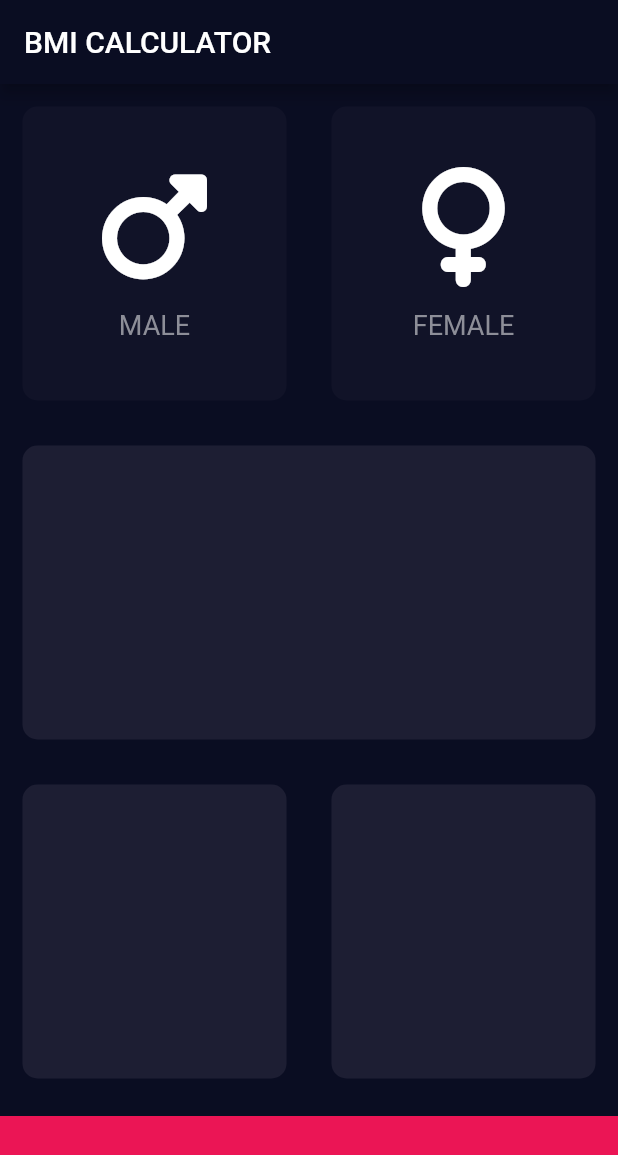
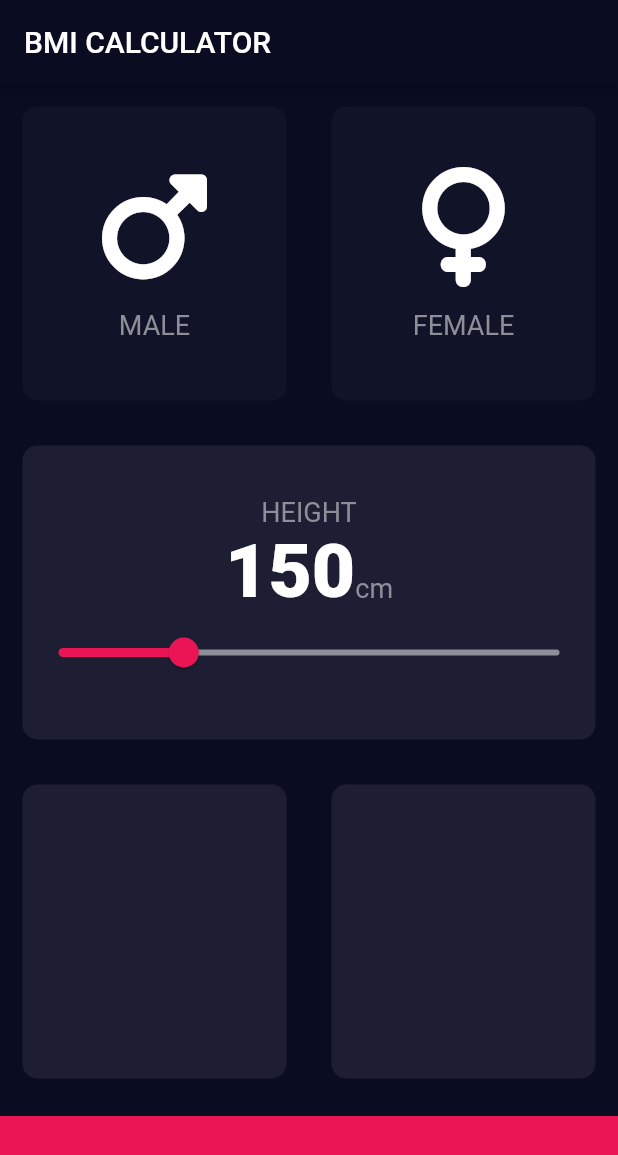
Before and after one commit to OstrichFarmer/bmi---calculator, a Flutter app: the screen it shows after launch, on a phone screen of 412 x 824 dp. Shown: the top 1155 px of the screen. Run offline on Flutter 3.47's test engine with Material 2 defaults, Android fonts, the phone set to English and light mode, and no system bars; our stand-ins replace font_awesome_flutter.

```diff
--- a/lib/card_content.dart
+++ b/lib/card_content.dart
@@ -20,7 +20,7 @@ class CardContent extends StatelessWidget {
         ),
         Text(
           label,
-          style: labelTextStyle,
+          style: kLabelTextStyle,
         ),
       ],
     );
--- a/lib/constants.dart
+++ b/lib/constants.dart
@@ -1,11 +1,15 @@
 import 'package:flutter/material.dart';
 
-const bottomContainerHeight = 80.0;
-const activeCardColor = Color(0xFF1d1e33);
-const inactiveCardColor = Color(0xFF111328);
-const bottomContainerColor = Color(0xFFeb1555);
+const kBottomContainerHeight = 80.0;
+const kActiveCardColor = Color(0xFF1d1e33);
+const kInactiveCardColor = Color(0xFF111328);
+const kBottomContainerColor = Color(0xFFeb1555);
+const kMinimumHeight = 100.0;
+const kMaximumHeight = 300.0;
 
-const labelTextStyle = TextStyle(
+const kLabelTextStyle = TextStyle(
   fontSize: 18,
   color: Color(0xFF8d8e98),
 );
+
+const kNumberTextStyle = TextStyle(fontSize: 50.0, fontWeight: FontWeight.w900);
--- a/lib/input_page.dart
+++ b/lib/input_page.dart
@@ -1,5 +1,4 @@
 import '../../constants.dart';
-
 import '../../card_content.dart';
 import '../../reusable_card.dart';
 import 'package:flutter/material.dart';
@@ -17,6 +16,7 @@ class InputPage extends StatefulWidget {
 
 class _InputPageState extends State<InputPage> {
   Gender selectedGender;
+  int height = 150;
 
   @override
   Widget build(BuildContext context) {
@@ -25,6 +25,7 @@ class _InputPageState extends State<InputPage> {
           title: const Text('BMI CALCULATOR'),
         ),
         body: Column(
+          crossAxisAlignment: CrossAxisAlignment.stretch,
           children: [
             Expanded(
                 child: Row(
@@ -41,8 +42,8 @@ class _InputPageState extends State<InputPage> {
                       label: 'MALE',
                     ),
                     colour: selectedGender == Gender.male
-                        ? activeCardColor
-                        : inactiveCardColor,
+                        ? kActiveCardColor
+                        : kInactiveCardColor,
                   ),
                 ),
                 Expanded(
@@ -57,14 +58,46 @@ class _InputPageState extends State<InputPage> {
                     label: 'FEMALE',
                   ),
                   colour: selectedGender == Gender.female
-                      ? activeCardColor
-                      : inactiveCardColor,
+                      ? kActiveCardColor
+                      : kInactiveCardColor,
                 ))
               ],
             )),
             Expanded(
               child: ReuseableCard(
-                colour: activeCardColor,
+                colour: kActiveCardColor,
+                cardChild: Column(
+                  mainAxisAlignment: MainAxisAlignment.center,
+                  children: [
+                    const Text(
+                      'HEIGHT',
+                      style: kLabelTextStyle,
+                    ),
+                    Row(
+                      mainAxisAlignment: MainAxisAlignment.center,
+                      crossAxisAlignment: CrossAxisAlignment.baseline,
+                      textBaseline: TextBaseline.alphabetic,
+                      children: [
+                        Text(height.toString(), style: kNumberTextStyle),
+                        const Text(
+                          'cm',
+                          style: kLabelTextStyle,
+                        )
+                      ],
+                    ),
+                    Slider(
+                        activeColor: const Color(0XFFEB1555),
+                        inactiveColor: const Color(0XFF8D8E98),
+                        value: height.toDouble(),
+                        min: kMinimumHeight,
+                        max: kMaximumHeight,
+                        onChanged: (double newValue) {
+                          setState(() {
+                            height = newValue.round();
+                          });
+                        })
+                  ],
+                ),
               ),
             ),
             Expanded(
@@ -72,21 +105,21 @@ class _InputPageState extends State<InputPage> {
                 children: [
                   Expanded(
                     child: ReuseableCard(
-                      colour: activeCardColor,
+                      colour: kActiveCardColor,
                     ),
                   ),
                   Expanded(
                     child: ReuseableCard(
-                      colour: activeCardColor,
+                      colour: kActiveCardColor,
                     ),
                   )
                 ],
               ),
             ),
             Container(
-              height: bottomContainerHeight,
+              height: kBottomContainerHeight,
               width: double.infinity,
-              color: bottomContainerColor,
+              color: kBottomContainerColor,
               margin: const EdgeInsets.only(top: 10),
             ),
           ],
```
